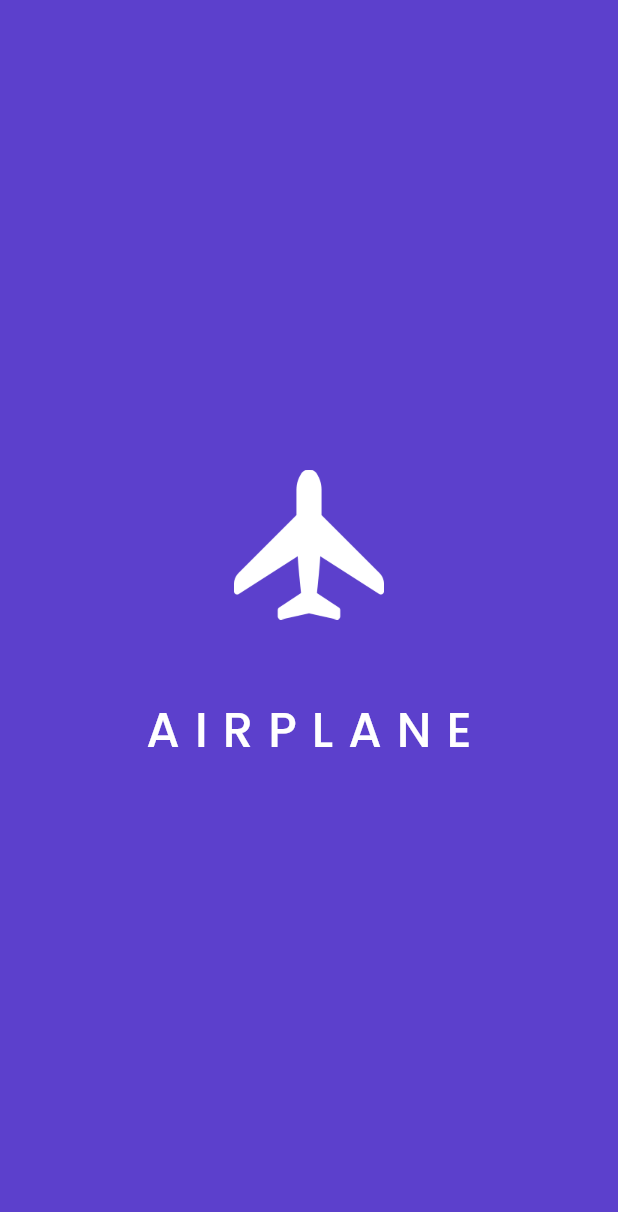
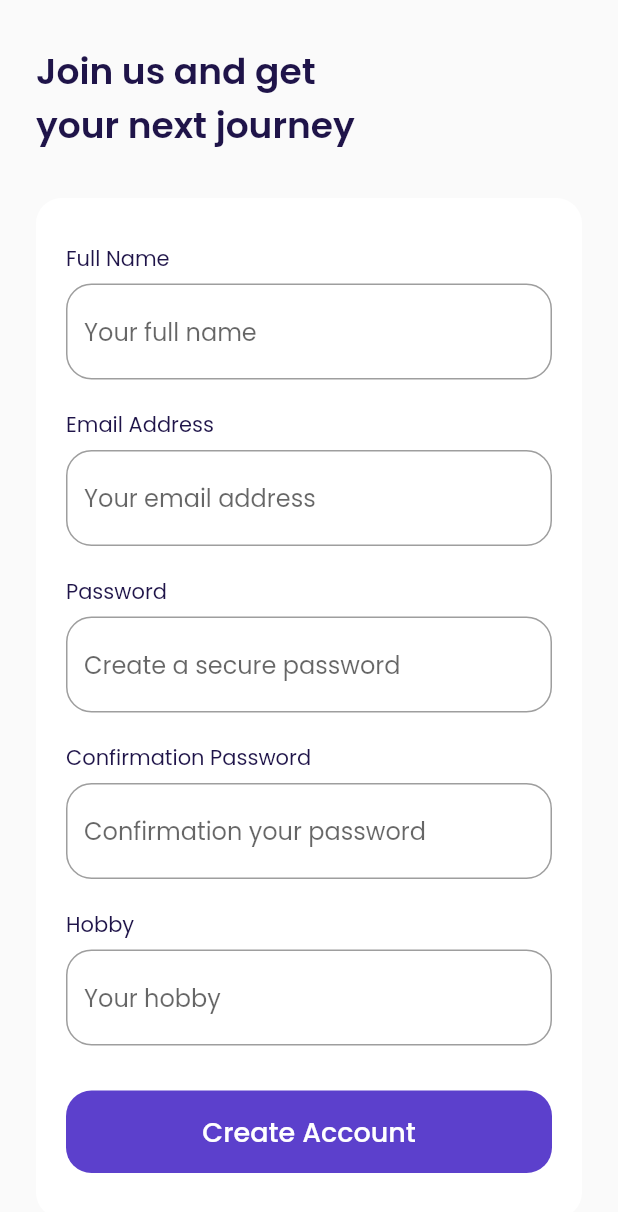
Before and after one commit to dfathu/bwa-airplane-flutter, a Flutter app: the screen it shows after launch, after a tap on "Get Started", on a phone screen of 412 x 824 dp. Shown: the top 1212 px of the screen. Run offline on Flutter 3.47's test engine with Material 2 defaults, Android fonts, the phone set to English and light mode, and no system bars; our stand-ins replace google_fonts.

```diff
--- a/lib/main.dart
+++ b/lib/main.dart
@@ -1,4 +1,8 @@
+import 'package:bwa_airplane/ui/pages/Splash_pages.dart';
+import 'package:bwa_airplane/ui/pages/bonus_page.dart';
 import 'package:bwa_airplane/ui/pages/get_started_pages.dart';
+import 'package:bwa_airplane/ui/pages/main_page.dart';
+import 'package:bwa_airplane/ui/pages/sign_up_pages.dart';
 import 'package:flutter/material.dart';
 
 // import 'ui/pages/Splash_pages.dart';
@@ -12,8 +16,13 @@ class MyApp extends StatelessWidget {
   Widget build(BuildContext context) {
     return MaterialApp(
       debugShowCheckedModeBanner: false,
-      home: GetStartedPage(),
-      // SplashPage(),
+      routes: {
+        '/': (context) => SplashPage(),
+        '/get-started': (context) => GetStartedPage(),
+        '/sign-up': (context) => SignUpPage(),
+        '/bonus': (context) => BonusPage(),
+        '/main': (context) => MainPage(),
+      },
     );
   }
 }
--- a/lib/shared/theme.dart
+++ b/lib/shared/theme.dart
@@ -1,5 +1,8 @@
 import 'package:flutter/material.dart';
 import 'package:google_fonts/google_fonts.dart';
+
+double defaultMargin = 24.0;
+double defaultRadius = 17.0;
 
 Color kPrimaryColor = Color(0xff5C40CC);
 Color kBlackColor = Color(0xff1F1449);
@@ -9,6 +12,7 @@ Color kGreenColor = Color(0xff0EC3AE);
 Color kRedColor = Color(0xffEB70A5);
 Color kBackgroundColor = Color(0xffFAFAFA);
 Color kInactiveColor = Color(0xff5C40CC);
+Color kTransparentColor = Colors.transparent;
 
 TextStyle blackTextStyle = GoogleFonts.poppins(
   color: kBlackColor,
--- a/lib/ui/pages/Splash_pages.dart
+++ b/lib/ui/pages/Splash_pages.dart
@@ -1,7 +1,22 @@
+import 'dart:async';
+
 import 'package:bwa_airplane/shared/theme.dart';
 import 'package:flutter/material.dart';
 
-class SplashPage extends StatelessWidget {
+class SplashPage extends StatefulWidget {
+  @override
+  _SplashPageState createState() => _SplashPageState();
+}
+
+class _SplashPageState extends State<SplashPage> {
+  @override
+  void initState() {
+    Timer(Duration(seconds: 3),
+        () => {Navigator.pushNamed(context, '/get-started')});
+
+    super.initState();
+  }
+
   @override
   Widget build(BuildContext context) {
     return Scaffold(
--- a/lib/ui/pages/get_started_pages.dart
+++ b/lib/ui/pages/get_started_pages.dart
@@ -1,5 +1,5 @@
 import 'package:bwa_airplane/shared/theme.dart';
-import 'package:bwa_airplane/ui/pages/Splash_pages.dart';
+import 'package:bwa_airplane/ui/widgets/custom_button.dart';
 import 'package:flutter/material.dart';
 
 class GetStartedPage extends StatelessWidget {
@@ -8,7 +8,6 @@ class GetStartedPage extends StatelessWidget {
   @override
   Widget build(BuildContext context) {
     return Scaffold(
-      backgroundColor: kPrimaryColor,
       body: Stack(
         children: [
           Container(
@@ -39,33 +38,13 @@ class GetStartedPage extends StatelessWidget {
                       whiteTextStyle.copyWith(fontSize: 16, fontWeight: light),
                   textAlign: TextAlign.center,
                 ),
-                SizedBox(
-                  height: 50,
-                ),
-                Container(
+                CustomButton(
                     width: 220,
-                    height: 55,
-                    child: ElevatedButton(
-                        style: ElevatedButton.styleFrom(
-                          primary: kPrimaryColor,
-                          shape: const RoundedRectangleBorder(
-                              borderRadius:
-                                  BorderRadius.all(Radius.circular(17))),
-                        ),
-                        onPressed: () {
-                          Navigator.push(
-                              context,
-                              MaterialPageRoute(
-                                  builder: (context) => SplashPage()));
-                        },
-                        child: Text(
-                          'Get Started',
-                          style: whiteTextStyle.copyWith(
-                              fontSize: 18, fontWeight: medium),
-                        ))),
-                SizedBox(
-                  height: 80,
-                ),
+                    margin: EdgeInsets.only(top: 50, bottom: 80),
+                    title: 'Get Started',
+                    onPressed: () {
+                      Navigator.pushNamed(context, '/sign-up');
+                    })
               ],
             ),
           )
--- /dev/null
+++ b/lib/ui/pages/sign_up_pages.dart
@@ -0,0 +1,111 @@
+import 'package:bwa_airplane/shared/theme.dart';
+import 'package:bwa_airplane/ui/widgets/custom_button.dart';
+import 'package:bwa_airplane/ui/widgets/custom_textform_field.dart';
+import 'package:flutter/material.dart';
+
+class SignUpPage extends StatelessWidget {
+  const SignUpPage({Key? key}) : super(key: key);
+
+  @override
+  Widget build(BuildContext context) {
+    Widget title() {
+      return Container(
+        margin: EdgeInsets.only(top: 30),
+        child: Text(
+          'Join us and get\nyour next journey',
+          style: blackTextStyle.copyWith(fontSize: 24, fontWeight: semiBold),
+        ),
+      );
+    }
+
+    Widget inputSection() {
+      Widget fullnameInput() {
+        return CustomTextFormField(
+            title: 'Full Name',
+            hint: 'Your full name',
+            margin: EdgeInsets.only(bottom: 20));
+      }
+
+      Widget emailInput() {
+        return CustomTextFormField(
+            title: 'Email Address',
+            hint: 'Your email address',
+            margin: EdgeInsets.only(bottom: 20));
+      }
+
+      Widget passwordInput() {
+        return CustomTextFormField(
+            title: 'Password',
+            hint: 'Create a secure password',
+            isSecure: true,
+            margin: EdgeInsets.only(bottom: 20));
+      }
+
+      Widget conPassInput() {
+        return CustomTextFormField(
+            title: 'Confirmation Password',
+            hint: 'Confirmation your password',
+            isSecure: true,
+            margin: EdgeInsets.only(bottom: 20));
+      }
+
+      Widget hobbyInput() {
+        return CustomTextFormField(
+            title: 'Hobby',
+            hint: 'Your hobby',
+            margin: EdgeInsets.only(bottom: 30));
+      }
+
+      Widget submitButton() {
+        return CustomButton(
+            title: 'Create Account',
+            onPressed: () {
+              Navigator.pushNamed(context, '/bonus');
+            });
+      }
+
+      return Container(
+        margin: EdgeInsets.only(top: 30),
+        padding: EdgeInsets.symmetric(horizontal: 20, vertical: 30),
+        decoration: BoxDecoration(
+            color: kWhiteColor,
+            borderRadius: BorderRadius.circular(defaultRadius)),
+        child: Column(
+          children: [
+            fullnameInput(),
+            emailInput(),
+            passwordInput(),
+            conPassInput(),
+            hobbyInput(),
+            submitButton()
+          ],
+        ),
+      );
+    }
+
+    Widget tacButton() {
+      return Container(
+        alignment: Alignment.center,
+        margin: EdgeInsets.only(top: 50, bottom: 73),
+        child: Text(
+          'Terms and Conditions',
+          style: greyTextStyle.copyWith(
+              fontSize: 16,
+              fontWeight: light,
+              decoration: TextDecoration.underline),
+        ),
+      );
+    }
+
+    return Scaffold(
+      backgroundColor: kBackgroundColor,
+      body: SafeArea(
+        bottom: false,
+        child: ListView(
+          padding: EdgeInsets.symmetric(horizontal: defaultMargin),
+          children: [title(), inputSection(), tacButton()],
+        ),
+      ),
+    );
+  }
+}
--- /dev/null
+++ b/lib/ui/widgets/custom_button.dart
@@ -0,0 +1,37 @@
+import 'package:bwa_airplane/shared/theme.dart';
+import 'package:flutter/material.dart';
+
+class CustomButton extends StatelessWidget {
+  final String title;
+  final double width;
+  final EdgeInsets margin;
+  final Function() onPressed;
+
+  const CustomButton(
+      {Key? key,
+      required this.title,
+      this.width = double.infinity,
+      this.margin = EdgeInsets.zero,
+      required this.onPressed})
+      : super(key: key);
+
+  @override
+  Widget build(BuildContext context) {
+    return Container(
+      width: width,
+      margin: margin,
+      height: 55,
+      child: TextButton(
+        onPressed: onPressed,
+        style: TextButton.styleFrom(
+            backgroundColor: kPrimaryColor,
+            shape: RoundedRectangleBorder(
+                borderRadius: BorderRadius.circular(defaultRadius))),
+        child: Text(
+          title,
+          style: whiteTextStyle.copyWith(fontSize: 18, fontWeight: medium),
+        ),
+      ),
+    );
+  }
+}
--- /dev/null
+++ b/lib/ui/widgets/custom_textform_field.dart
@@ -0,0 +1,51 @@
+import 'package:bwa_airplane/shared/theme.dart';
+import 'package:flutter/material.dart';
+
+class CustomTextFormField extends StatelessWidget {
+  final String title;
+  final String hint;
+  final EdgeInsets margin;
+  final bool isSecure;
+
+  const CustomTextFormField(
+      {Key? key,
+      required this.title,
+      required this.hint,
+      this.isSecure = false,
+      this.margin = EdgeInsets.zero})
+      : super(key: key);
+
+  @override
+  Widget build(BuildContext context) {
+    return Container(
+      margin: margin,
+      child: Column(
+        crossAxisAlignment: CrossAxisAlignment.start,
+        children: [
+          Text(
+            title,
+            style: blackTextStyle,
+          ),
+          SizedBox(
+            height: 6,
+          ),
+          TextFormField(
+            cursorColor: kBlackColor,
+            obscureText: isSecure,
+            style: blackTextStyle.copyWith(fontSize: 16),
+            decoration: InputDecoration(
+              hintText: hint,
+              border: OutlineInputBorder(
+                borderRadius: BorderRadius.circular(defaultRadius),
+              ),
+              focusedBorder: OutlineInputBorder(
+                borderRadius: BorderRadius.circular(defaultRadius),
+                borderSide: BorderSide(color: kPrimaryColor, width: 2),
+              ),
+            ),
+          )
+        ],
+      ),
+    );
+  }
+}
```
Also changed, not shown: lib/ui/pages/bonus_page.dart (added, +125 -0 lines), lib/ui/pages/main_page.dart (added, +50 -0 lines), lib/ui/widgets/custom_bottom_navigation_item.dart (added, +34 -0 lines), assets/images/image_card.png (added).
